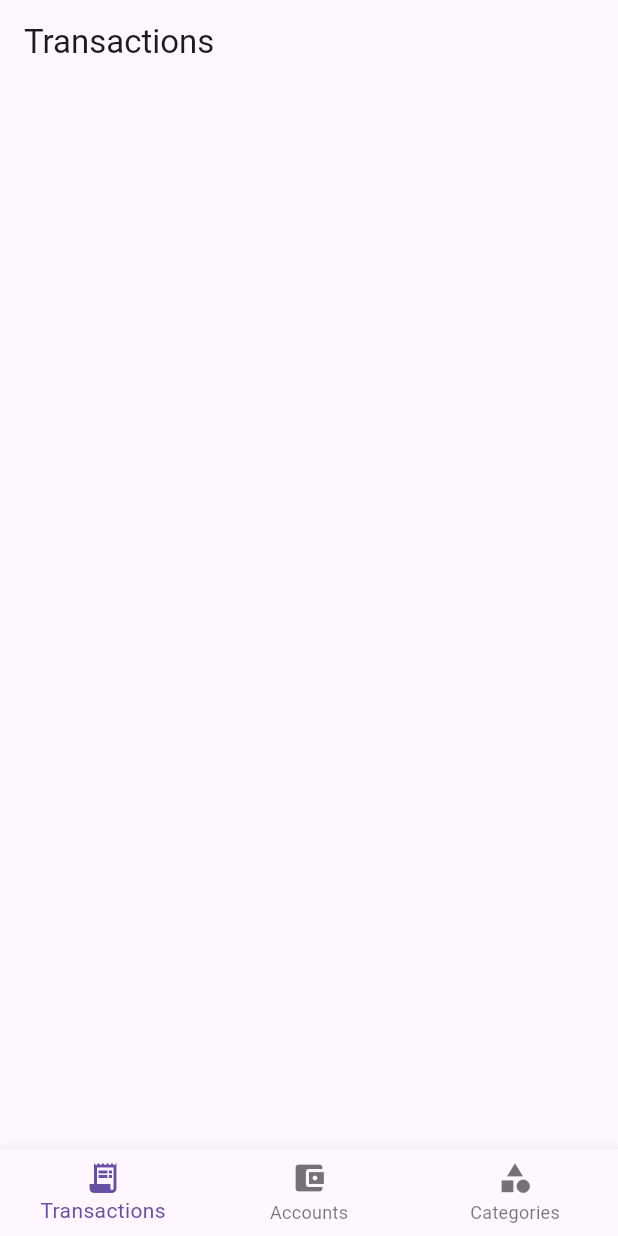
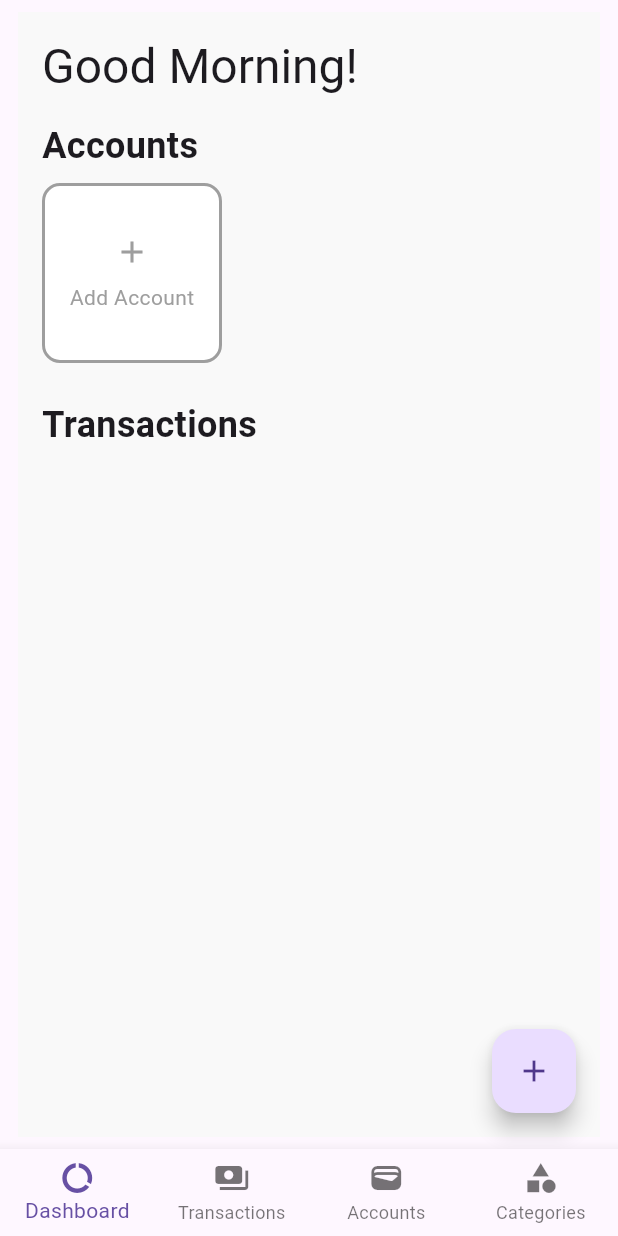
Before and after one commit to RevinSicat/budgetfy-mobile, a Flutter app: the screen it shows after launch, on a phone screen of 412 x 824 dp. Run offline on Flutter 3.47's test engine with Material 3 defaults, Android fonts, the phone set to English and light mode, and no system bars; our stand-ins replace flutter_riverpod, supabase_flutter; accounts and stored records are empty.

Commit message:
enhancement: dashboard screem and related widgets such as account card, transaction tile, etc

```diff
--- /dev/null
+++ b/lib/src/common/widgets/add_account_card.dart
@@ -0,0 +1,44 @@
+import 'package:flutter/material.dart';
+
+class AddAccountCard extends StatelessWidget{
+    final VoidCallback onTap;
+    const AddAccountCard({
+        super.key,
+        required this.onTap
+    });
+
+    @override
+    Widget build(BuildContext context) {
+        return GestureDetector(
+            onTap: onTap,
+            child: Container(
+                width: 120,
+                margin: const EdgeInsets.only(right: 12),
+                padding: const EdgeInsets.all(16),
+                decoration: BoxDecoration(
+                    color: Colors.white,
+                    border: Border.all(
+                        color: Colors.grey,
+                        width: 2
+                    ),
+                    borderRadius: BorderRadius.circular(12)
+                ),
+                child: const Column(
+                    mainAxisSize: MainAxisSize.min,
+                    mainAxisAlignment: MainAxisAlignment.center,
+                    children: [
+                        Icon(
+                            Icons.add,
+                            color: Colors.grey
+                        ),
+                        SizedBox(height: 8),
+                        Text(
+                            'Add Account',
+                            style: TextStyle(color: Colors.grey),
+                        )
+                    ],
+                ),
+            ),
+        );
+    }
+}
--- a/lib/src/pages/app_shell.dart
+++ b/lib/src/pages/app_shell.dart
@@ -1,3 +1,4 @@
+import 'package:budgetfy/src/pages/dashboard/dashboard_screen.dart';
 import 'package:flutter/material.dart';
 import 'package:flutter_riverpod/flutter_riverpod.dart';
 import 'transaction/transaction_screen.dart';
@@ -10,6 +11,7 @@ class AppShell extends ConsumerWidget {
     const AppShell({super.key});
 
     static const List<Widget> appScreens = [
+        DashboardScreen(),
         TransactionScreen(),
         AccountScreen(),
         CategoryScreen(),
@@ -20,18 +22,25 @@ class AppShell extends ConsumerWidget {
         final selectedIndex = ref.watch(selectedIndexProvider);
 
         return Scaffold(
-            body: appScreens[selectedIndex],
+            body: Padding(
+                padding: const EdgeInsets.symmetric(vertical: 8, horizontal: 12),
+                child: appScreens[selectedIndex],
+            ),
             bottomNavigationBar: BottomNavigationBar(
                 currentIndex: selectedIndex,
                 onTap: (index) => ref.read(selectedIndexProvider.notifier).state = index,
                 type: BottomNavigationBarType.fixed,
                 items: const [
                     BottomNavigationBarItem(
-                        icon: Icon(Icons.receipt_long),
+                        icon: Icon(Icons.data_usage),
+                        label: 'Dashboard',
+                    ),
+                    BottomNavigationBarItem(
+                        icon: Icon(Icons.payments),
                         label: 'Transactions',
                     ),
                     BottomNavigationBarItem(
-                        icon: Icon(Icons.account_balance_wallet),
+                        icon: Icon(Icons.wallet),
                         label: 'Accounts',
                     ),
                     BottomNavigationBarItem(
--- a/lib/src/pages/dashboard/dashboard_screen.dart
+++ b/lib/src/pages/dashboard/dashboard_screen.dart
@@ -0,0 +1,93 @@
+import 'package:flutter/material.dart';
+import 'package:flutter_riverpod/flutter_riverpod.dart';
+import '../../features/account/account_provider.dart';
+import '../../features/transaction/transaction_provider.dart';
+import '../../common/widgets/account_card.dart';
+import '../../common/widgets/transaction_tile.dart';
+import 'widgets/greeting_header.dart';
+import '../../common/widgets/add_account_card.dart';
+
+class DashboardScreen extends ConsumerWidget{
+    const DashboardScreen({super.key});
+
+    @override
+    Widget build(BuildContext context, WidgetRef ref) {
+        final accountList = ref.watch(getAllAccountListProvider);
+        final transactionList = ref.watch(getAllTransactionByPaginationProvider(const TransactionFilter()));
+
+        return Scaffold(
+            backgroundColor: const Color(0xFFF9F9F9),
+            body: SafeArea(
+                child: SingleChildScrollView(
+                    child: Column(
+                        crossAxisAlignment: CrossAxisAlignment.start,
+                        children: [
+                            const Padding(
+                                padding: EdgeInsets.all(16),
+                                child: GreetingHeader()
+                            ),
+
+                            const Padding(
+                                padding: EdgeInsetsGeometry.symmetric(horizontal: 16),
+                                child: Text(
+                                    'Accounts',
+                                    style: TextStyle(
+                                        fontSize: 24,
+                                        fontWeight: FontWeight.bold
+                                    ),
+                                )
+                            ),
+
+                            const SizedBox(height: 8),
+                            SizedBox(
+                                height: 120,
+                                child: accountList.when(
+                                    data: (accounts) => ListView(
+                                        scrollDirection: Axis.horizontal,
+                                        padding: const EdgeInsets.only(left: 16),
+                                        children: [
+                                            ...accounts.map((acc) => AccountCard(account: acc)),
+                                            AddAccountCard(onTap: () {
+                                                // TODO: Open Account Form
+                                            })
+                                        ],
+                                    ),
+                                    loading: () => const Center(child: CircularProgressIndicator()),
+                                    error: (e, _) => Center(child: Text('Error: $e'))
+                                ),
+                            ),
+
+                            const SizedBox(height: 24),
+
+                            const Padding(
+                                padding: EdgeInsetsGeometry.symmetric(horizontal: 16),
+                                child: Text(
+                                    'Transactions',
+                                    style: TextStyle(
+                                        fontSize: 24,
+                                        fontWeight: FontWeight.bold
+                                    ),
+                                )
+                            ),
+
+                            const SizedBox(height: 8),
+                            transactionList.when(
+                                data: (transaction) => Column(
+                                    children: transaction.map((trn) => TransactionTile(transaction: trn)).toList()
+                                ),
+                                loading: () => const Center(child: CircularProgressIndicator()),
+                                error: (e, _) => Center(child: Text('Error: $e'))
+                            )
+                        ],
+                    ),
+                ),
+            ),
+            floatingActionButton: FloatingActionButton(
+                onPressed: () {
+                    // TODO: Open Transaction Form
+                },
+                child: const Icon(Icons.add),
+            ),
+        );
+    }
+}
--- /dev/null
+++ b/lib/src/pages/dashboard/widgets/greeting_header.dart
@@ -0,0 +1,25 @@
+import 'package:flutter/material.dart';
+
+class GreetingHeader extends StatelessWidget{
+    const GreetingHeader({super.key});
+
+    String getGreeting() {
+        final hour = DateTime.now().hour;
+        if (hour < 12) {
+            return 'Good Morning!';
+        } else if (hour < 17) {
+            return 'Good Afternoon!';
+        }
+        return 'Good Evening!';
+    }
+
+    @override
+    Widget build(BuildContext context) {
+        return Text(
+            getGreeting(),
+            style: Theme.of(context)
+                    .textTheme
+                    .headlineLarge
+        );
+    }
+}
```
Also changed, not shown: lib/src/common/widgets/account_card.dart (added, +109 -0 lines), lib/src/common/widgets/transaction_tile.dart (added, +59 -0 lines), lib/src/pages/account/account_screen.dart (+19 -30 lines), lib/src/pages/category/category_screen.dart (+8 -1 lines), lib/src/pages/transaction/transaction_screen.dart (+8 -1 lines).
